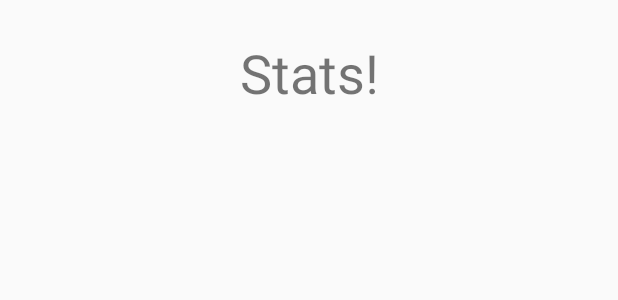
After one commit to Guttulsrud/kotlin-incremental-game, an Android app: the layout activity_stats.xml on its own in the app's theme, with its tools: preview values and no code run, on a phone screen of 412 x 824 dp. The commit adds this screen. Shown: the top 300 px of the screen. Run offline under Robolectric (Android 15) with nearby library versions, the light colour scheme and no system bars.

Commit message:
Add activities and simple navigation

```diff
--- a/app/src/main/AndroidManifest.xml
+++ b/app/src/main/AndroidManifest.xml
@@ -13,10 +13,11 @@
             android:screenOrientation = "portrait">
             <intent-filter>
                 <action android:name="android.intent.action.MAIN" />
-
                 <category android:name="android.intent.category.LAUNCHER" />
             </intent-filter>
         </activity>
+        <activity android:name=".StoreActivity" ></activity>
+        <activity android:name=".StatsActivity"></activity>
     </application>
 
 </manifest>
--- /dev/null
+++ b/app/src/main/res/layout/activity_stats.xml
@@ -0,0 +1,21 @@
+<?xml version="1.0" encoding="utf-8"?>
+<androidx.constraintlayout.widget.ConstraintLayout xmlns:android="http://schemas.android.com/apk/res/android"
+    xmlns:app="http://schemas.android.com/apk/res-auto"
+    xmlns:tools="http://schemas.android.com/tools"
+    android:layout_width="match_parent"
+    android:layout_height="match_parent"
+    android:orientation="vertical"
+    tools:context=".StatsActivity">
+
+    <TextView
+        android:id="@+id/textView3"
+        android:layout_width="wrap_content"
+        android:layout_height="wrap_content"
+        android:layout_gravity="center"
+        android:layout_marginTop="24dp"
+        android:text="Stats!"
+        android:textSize="36sp"
+        app:layout_constraintEnd_toEndOf="parent"
+        app:layout_constraintStart_toStartOf="parent"
+        app:layout_constraintTop_toTopOf="parent" />
+</androidx.constraintlayout.widget.ConstraintLayout>
```
Also changed, not shown: app/src/main/java/com/example/incremental/MainActivity.kt (+10 -2 lines), app/src/main/java/com/example/incremental/StatsActivity.kt (added, +12 -0 lines), app/src/main/java/com/example/incremental/StoreActivity.kt (added, +12 -0 lines), app/src/main/res/layout/activity_store.xml (added, +22 -0 lines).
